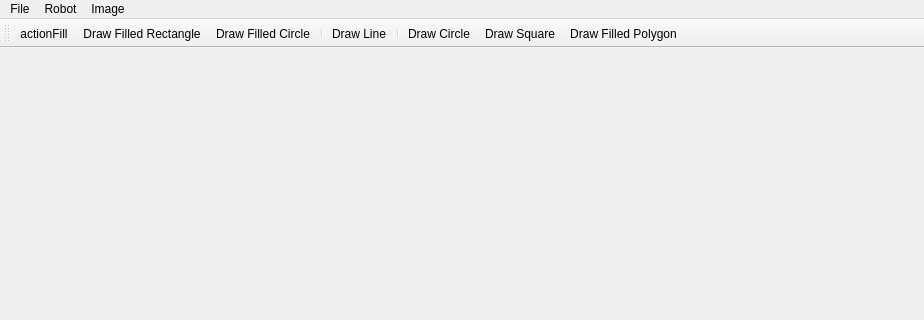
The window that BobRoss/Sketchpad.ui (dongbu/painterRHIT) describes before a commit, drawn with Qt 5; both pictures show x 0 to 924 and y 0 to 320 of the 924 by 857 pixel window.
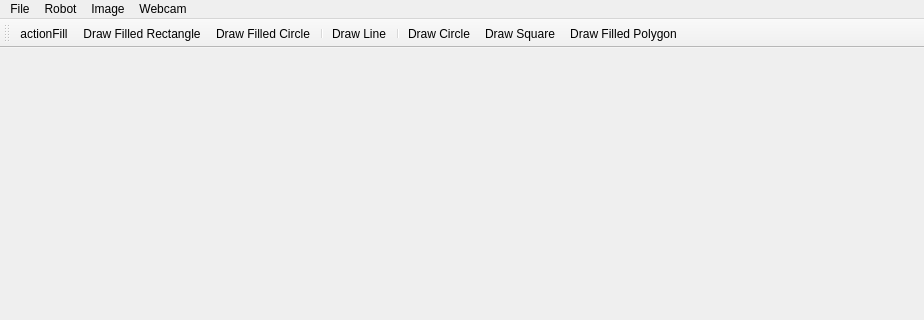
The same window after the commit. Icons and pictures are not drawn.

Commit message: Re-implemented Webcam.cpp into UI. +3 tabs added--> Show, Configure, Switch. Fixed loading/saving bug.

```diff
--- a/BobRoss/Sketchpad.ui
+++ b/BobRoss/Sketchpad.ui
@@ -34,7 +34,7 @@
      <x>0</x>
      <y>0</y>
      <width>924</width>
-     <height>21</height>
+     <height>26</height>
     </rect>
    </property>
    <widget class="QMenu" name="menuFile">
@@ -66,11 +66,19 @@
     </property>
     <addaction name="actionLoad_Photo_Canny"/>
     <addaction name="actionLoad_Photo_Kmeans"/>
-    <addaction name="actionLaunch_webcam"/>
+   </widget>
+   <widget class="QMenu" name="menuWebcam">
+    <property name="title">
+     <string>Webcam</string>
+    </property>
+    <addaction name="actionCalibrate"/>
+    <addaction name="actionView"/>
+    <addaction name="actionSwitch"/>
    </widget>
    <addaction name="menuFile"/>
    <addaction name="menuRobot"/>
    <addaction name="menuImage"/>
+   <addaction name="menuWebcam"/>
   </widget>
   <widget class="QStatusBar" name="statusbar"/>
   <widget class="QToolBar" name="toolBar_2">
```
Left out of the diff: 40 changed lines with no effect on the pictures. The commit also changes 28 other files.
